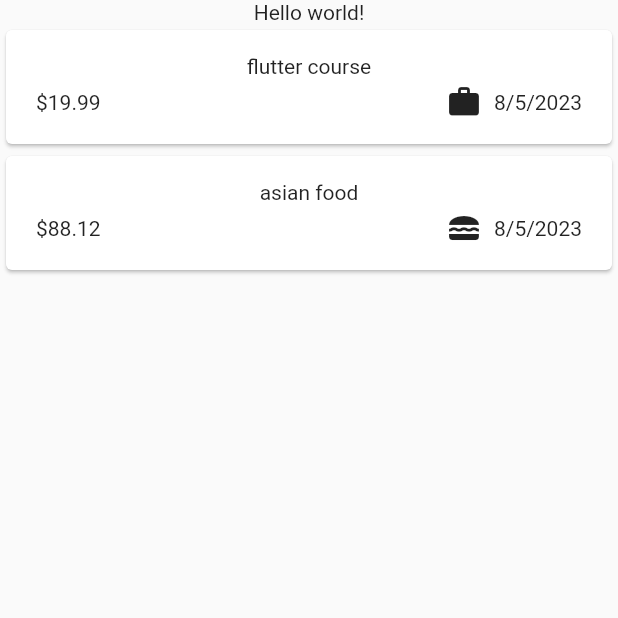
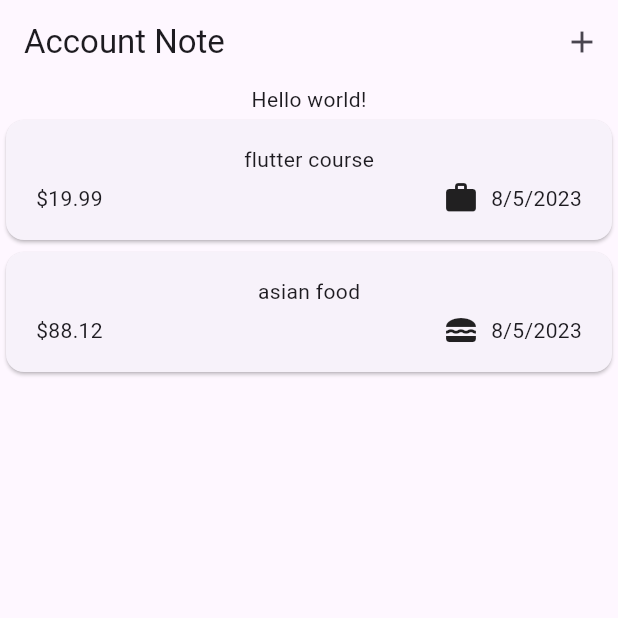
Before and after one commit to decemberkms/cource_flutter, a Flutter app: the screen it shows after launch, on a phone screen of 412 x 824 dp, the top half of it. Run offline on Flutter 3.47's test engine with Material 2 defaults, Android fonts, the phone set to English and light mode, and no system bars; our stand-ins replace google_fonts.

Commit message:
Section5 Appbar

```diff
--- a/app05/lib/main.dart
+++ b/app05/lib/main.dart
@@ -3,7 +3,8 @@ import 'package:app05/widget/expenses.dart';
 
 void main() {
   runApp(
-    const MaterialApp(
+    MaterialApp(
+      theme: ThemeData(useMaterial3: true),
       home: Expenses(),
     ),
   );
--- a/app05/lib/widget/expenses.dart
+++ b/app05/lib/widget/expenses.dart
@@ -28,6 +28,16 @@ class _Expenses extends State<Expenses> {
   @override
   Widget build(BuildContext context) {
     return Scaffold(
+      appBar: AppBar(
+        title: Text("Account Note"),
+        actions: [
+          IconButton(
+              onPressed: () {
+                print("Hello?");
+              },
+              icon: const Icon(Icons.add))
+        ],
+      ),
       body: Column(
         children: [
           Text("Hello world!"),
```
